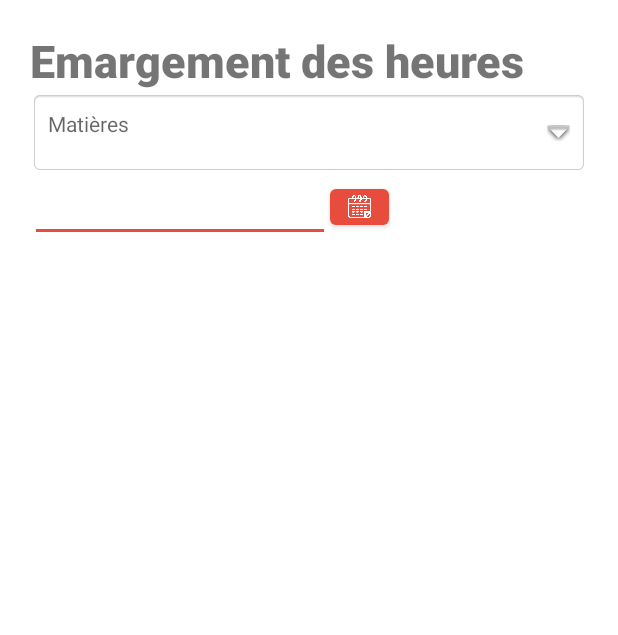
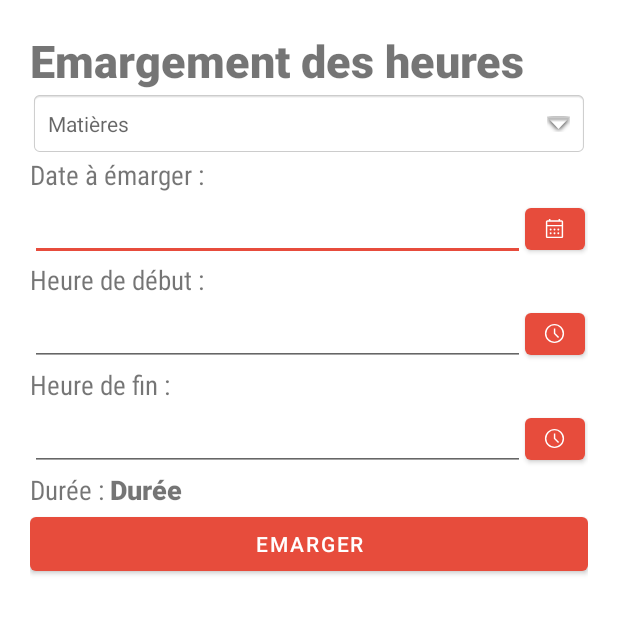
Before and after one commit to RToavina/Vacataire, an Android app: the screen it shows after launch (Emargement), on a phone screen of 412 x 824 dp, the part 242-877 px from its top. Run offline under Robolectric (Android 15) with nearby library versions, the phone set to English and light mode, and no system bars.

Commit message:
Emargement ( XML OK )

```diff
--- /dev/null
+++ b/android/app/src/main/res/drawable/logo_calendrier.xml
@@ -0,0 +1,10 @@
+<vector xmlns:android="http://schemas.android.com/apk/res/android"
+    android:width="48dp"
+    android:height="48dp"
+    android:viewportWidth="48"
+    android:viewportHeight="48"
+    android:tint="?attr/colorControlNormal">
+  <path
+      android:fillColor="@android:color/white"
+      android:pathData="M9,44Q7.8,44 6.9,43.1Q6,42.2 6,41V10Q6,8.8 6.9,7.9Q7.8,7 9,7H12.25V4H15.5V7H32.5V4H35.75V7H39Q40.2,7 41.1,7.9Q42,8.8 42,10V41Q42,42.2 41.1,43.1Q40.2,44 39,44ZM9,41H39Q39,41 39,41Q39,41 39,41V19.5H9V41Q9,41 9,41Q9,41 9,41ZM9,16.5H39V10Q39,10 39,10Q39,10 39,10H9Q9,10 9,10Q9,10 9,10ZM9,16.5V10Q9,10 9,10Q9,10 9,10Q9,10 9,10Q9,10 9,10V16.5ZM24,28Q23.15,28 22.575,27.425Q22,26.85 22,26Q22,25.15 22.575,24.575Q23.15,24 24,24Q24.85,24 25.425,24.575Q26,25.15 26,26Q26,26.85 25.425,27.425Q24.85,28 24,28ZM16,28Q15.15,28 14.575,27.425Q14,26.85 14,26Q14,25.15 14.575,24.575Q15.15,24 16,24Q16.85,24 17.425,24.575Q18,25.15 18,26Q18,26.85 17.425,27.425Q16.85,28 16,28ZM32,28Q31.15,28 30.575,27.425Q30,26.85 30,26Q30,25.15 30.575,24.575Q31.15,24 32,24Q32.85,24 33.425,24.575Q34,25.15 34,26Q34,26.85 33.425,27.425Q32.85,28 32,28ZM24,36Q23.15,36 22.575,35.425Q22,34.85 22,34Q22,33.15 22.575,32.575Q23.15,32 24,32Q24.85,32 25.425,32.575Q26,33.15 26,34Q26,34.85 25.425,35.425Q24.85,36 24,36ZM16,36Q15.15,36 14.575,35.425Q14,34.85 14,34Q14,33.15 14.575,32.575Q15.15,32 16,32Q16.85,32 17.425,32.575Q18,33.15 18,34Q18,34.85 17.425,35.425Q16.85,36 16,36ZM32,36Q31.15,36 30.575,35.425Q30,34.85 30,34Q30,33.15 30.575,32.575Q31.15,32 32,32Q32.85,32 33.425,32.575Q34,33.15 34,34Q34,34.85 33.425,35.425Q32.85,36 32,36Z"/>
+</vector>
--- /dev/null
+++ b/android/app/src/main/res/drawable/time.xml
@@ -0,0 +1,10 @@
+<vector xmlns:android="http://schemas.android.com/apk/res/android"
+    android:width="48dp"
+    android:height="48dp"
+    android:viewportWidth="48"
+    android:viewportHeight="48"
+    android:tint="?attr/colorControlNormal">
+  <path
+      android:fillColor="@android:color/white"
+      android:pathData="M31.35,33.65 L33.6,31.4 25.65,23.4V13.35H22.65V24.6ZM24,44Q19.9,44 16.25,42.425Q12.6,40.85 9.875,38.125Q7.15,35.4 5.575,31.75Q4,28.1 4,24Q4,19.9 5.575,16.25Q7.15,12.6 9.875,9.875Q12.6,7.15 16.25,5.575Q19.9,4 24,4Q28.1,4 31.75,5.575Q35.4,7.15 38.125,9.875Q40.85,12.6 42.425,16.25Q44,19.9 44,24Q44,28.1 42.425,31.75Q40.85,35.4 38.125,38.125Q35.4,40.85 31.75,42.425Q28.1,44 24,44ZM24,24Q24,24 24,24Q24,24 24,24Q24,24 24,24Q24,24 24,24Q24,24 24,24Q24,24 24,24Q24,24 24,24Q24,24 24,24ZM24,41Q31,41 36,36Q41,31 41,24Q41,17 36,12Q31,7 24,7Q17,7 12,12Q7,17 7,24Q7,31 12,36Q17,41 24,41Z"/>
+</vector>
--- a/android/app/src/main/res/layout/activity_emargement.xml
+++ b/android/app/src/main/res/layout/activity_emargement.xml
@@ -26,7 +26,7 @@
     <TextView
         android:id="@+id/matiere"
         android:layout_width="match_parent"
-        android:layout_height="55dp"
+        android:layout_height="wrap_content"
         android:layout_centerInParent="true"
         android:background="@android:drawable/editbox_background"
         android:drawableRight="@android:drawable/arrow_down_float"
@@ -34,26 +34,114 @@
         android:hint="Matières"
         android:padding="12dp" />
 
+    <TextView
+        android:layout_width="match_parent"
+        android:layout_height="wrap_content"
+        android:fontFamily="sans-serif-condensed"
+        android:text="Date à émarger :"
+        android:textSize="18sp"/>
+
+
     <LinearLayout
         android:layout_width="match_parent"
-        android:layout_height="match_parent"
+        android:layout_height="wrap_content"
         android:orientation="horizontal">
 
         <EditText
             android:id="@+id/in_date"
-            android:layout_width="200dp"
+            android:layout_width="330dp"
             android:layout_height="wrap_content"
-            android:layout_alignParentStart="true"
-            android:layout_alignParentLeft="true"
-            android:layout_alignParentTop="true"
             />
 
         <com.google.android.material.button.MaterialButton
             style="@style/Widget.MaterialComponents.Button.Icon"
-            android:layout_width="39dp"
-            android:layout_height="36dp"
-            app:icon="@drawable/calendrier"
+            android:layout_width="40dp"
+            android:layout_height="40dp"
+            app:icon="@drawable/logo_calendrier"
             app:iconSize="15dp" />
 
     </LinearLayout>
+
+    <TextView
+        android:layout_width="match_parent"
+        android:layout_height="wrap_content"
+        android:fontFamily="sans-serif-condensed"
+        android:text="Heure de début :"
+        android:textSize="18sp"/>
+
+    <LinearLayout
+        android:layout_width="match_parent"
+        android:layout_height="wrap_content"
+        android:orientation="horizontal">
+
+        <EditText
+            android:id="@+id/debut"
+            android:layout_width="330dp"
+            android:layout_height="wrap_content"
+            />
+
+        <com.google.android.material.button.MaterialButton
+            style="@style/Widget.MaterialComponents.Button.Icon"
+            android:layout_width="40dp"
+            android:layout_height="40dp"
+            app:icon="@drawable/time"
+            app:iconSize="15dp" />
+
+    </LinearLayout>
+
+    <TextView
+        android:layout_width="match_parent"
+        android:layout_height="wrap_content"
+        android:fontFamily="sans-serif-condensed"
+        android:text="Heure de fin :"
+        android:textSize="18sp"/>
+
+    <LinearLayout
+        android:layout_width="match_parent"
+        android:layout_height="wrap_content"
+        android:orientation="horizontal">
+
+        <EditText
+            android:id="@+id/fin"
+            android:layout_width="330dp"
+            android:layout_height="wrap_content"
+            />
+
+        <com.google.android.material.button.MaterialButton
+            style="@style/Widget.MaterialComponents.Button.Icon"
+            android:layout_width="40dp"
+            android:layout_height="40dp"
+            app:icon="@drawable/time"
+            app:iconSize="15dp" />
+
+    </LinearLayout>
+
+    <LinearLayout
+        android:layout_width="match_parent"
+        android:layout_height="wrap_content"
+        android:orientation="horizontal">
+
+        <TextView
+            android:layout_width="wrap_content"
+            android:layout_height="wrap_content"
+            android:fontFamily="sans-serif-condensed"
+            android:text="Durée : "
+            android:textSize="18sp"/>
+
+        <TextView
+            android:id="@+id/duree"
+            android:layout_width="wrap_content"
+            android:layout_height="wrap_content"
+            android:fontFamily="sans-serif-black"
+            android:text="Durée"
+            android:textSize="18sp"/>
+
+    </LinearLayout>
+
+    <Button
+        android:id="@+id/emargerButton"
+        android:layout_width="match_parent"
+        android:layout_height="wrap_content"
+        android:text="Emarger" />
+
 </LinearLayout>
```
Also changed, not shown: android/app/src/main/res/drawable/calendrier.png (deleted).
